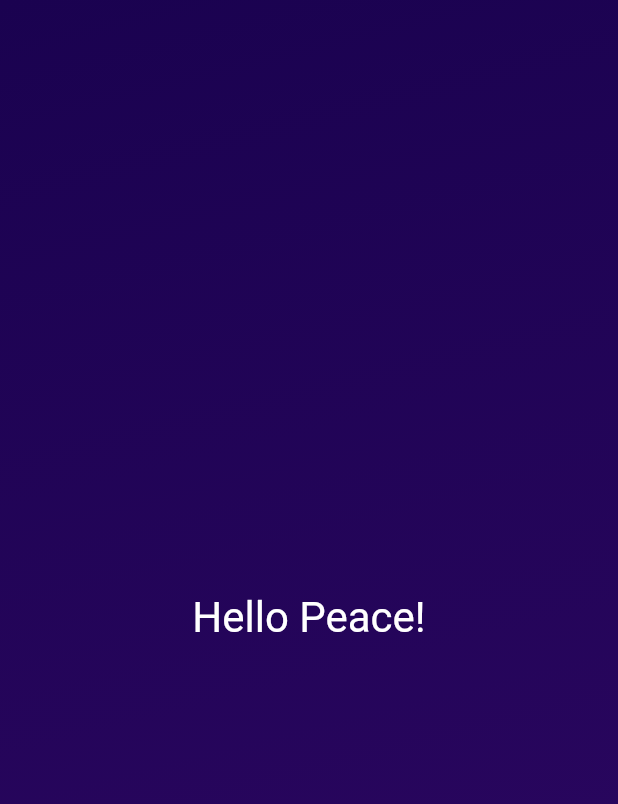
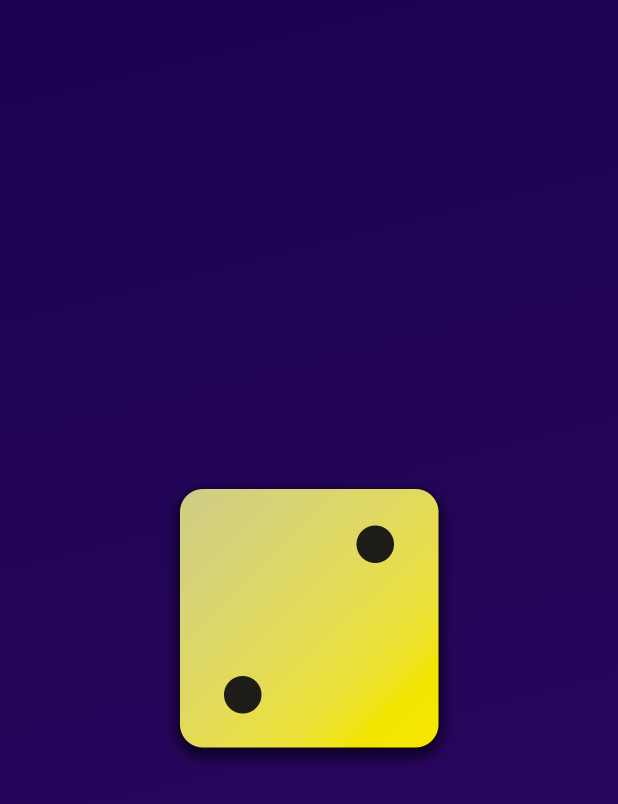
Before and after one commit to renreiii/diceroll-app, a Flutter app: the screen it shows after launch, on a phone screen of 412 x 824 dp. Shown: the top 804 px of the screen. Run offline on Flutter 3.47's test engine with Material 2 defaults, Android fonts, the phone set to English and light mode, and no system bars.

```diff
--- a/lib/gradient_container.dart
+++ b/lib/gradient_container.dart
@@ -5,7 +5,14 @@ var startAlignment = Alignment.topLeft;
 var endAlignment = Alignment.bottomCenter;
 
 class GradientContainer extends StatelessWidget {
-  const GradientContainer({super.key});
+  const GradientContainer({
+    super.key,
+    required this.startColor,
+    required this.endColor,
+  });
+
+  final Color startColor;
+  final Color endColor;
 
   @override
   Widget build(context) {
@@ -15,13 +22,16 @@ class GradientContainer extends StatelessWidget {
           begin: startAlignment,
           end: endAlignment,
           colors: [
-            Color.fromARGB(255, 26, 2, 80),
-            Color.fromARGB(255, 45, 7, 98)
+            startColor,
+            endColor,
           ],
         ),
       ),
       child: Center(
-        child: StyledText('Hello Peace!'),
+        child: Image.asset(
+          'assets/img/dice-2.png',
+          width: 200,
+        ),
       ),
     );
   }
--- a/lib/main.dart
+++ b/lib/main.dart
@@ -10,8 +10,14 @@ void main() {
     const MaterialApp(
       home: Scaffold(
         backgroundColor: Colors.deepPurple,
-        body: GradientContainer(),
+        body: GradientContainer(
+          startColor: Color.fromARGB(255, 26, 2, 80),
+          endColor: Color.fromARGB(255, 45, 7, 98),
+        ),
       ),
     ),
   );
 }
+
+// 255, 26, 2, 80),
+            // Color.fromARGB(255, 45, 7, 98)
--- a/pubspec.yaml
+++ b/pubspec.yaml
@@ -59,8 +59,8 @@ flutter:
   uses-material-design: true
 
   # To add assets to your application, add an assets section, like this:
-  # assets:
-  #   - images/a_dot_burr.jpeg
+  assets:
+    - assets/img/
   #   - images/a_dot_ham.jpeg
 
   # An image asset can refer to one or more resolution-specific "variants", see
```
